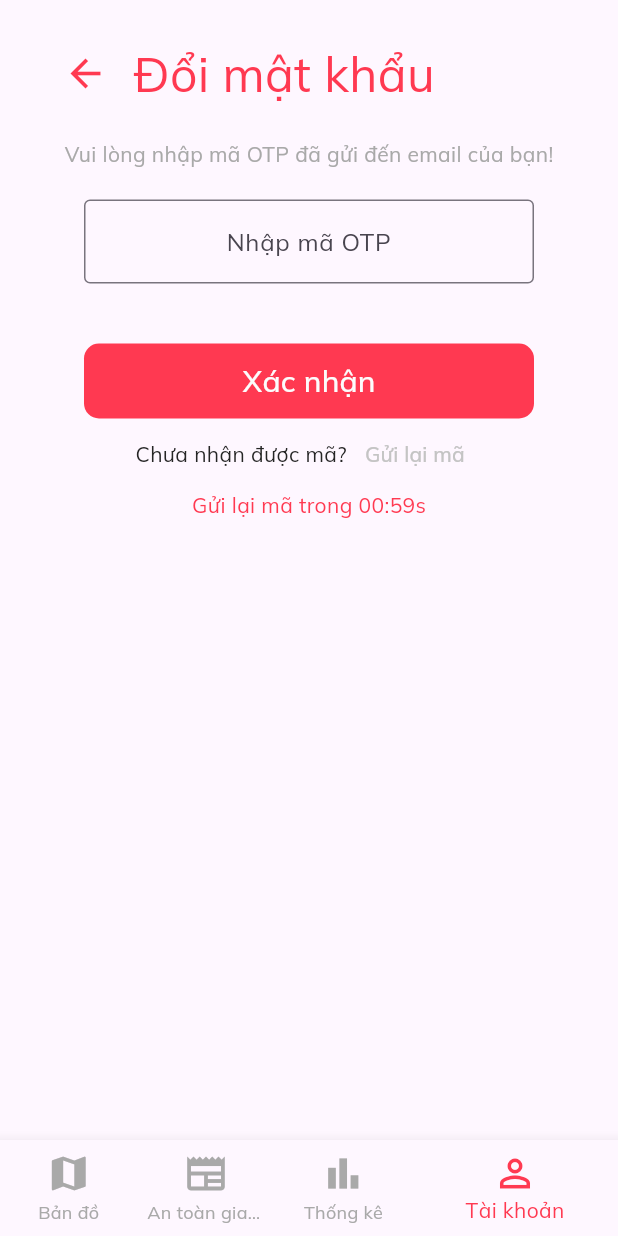
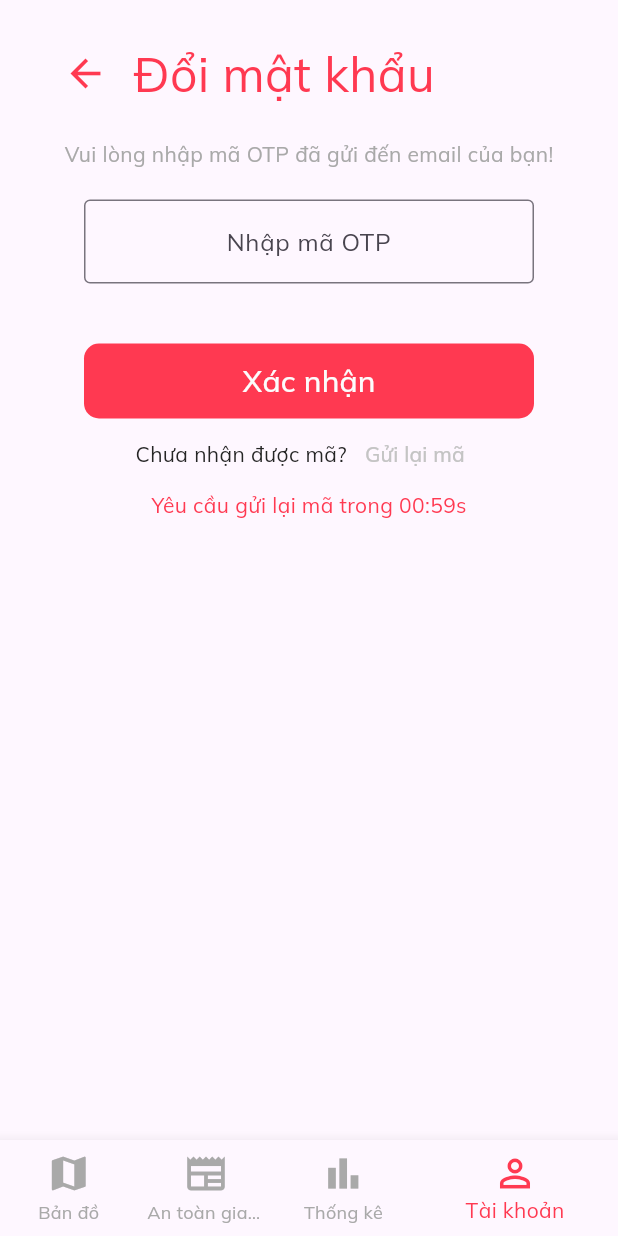
Before and after one commit to thuong22092k3/CTMap, a Flutter app: the Confirm screen opened by its route, on a phone screen of 412 x 824 dp. Run offline on Flutter 3.47's test engine with Material 3 defaults, Android fonts, the phone set to English and light mode, and no system bars; our stand-ins replace fl_chart, flutter_map, flutter_riverpod, flutter_typeahead, geolocator, go_router and 4 more; missing offline and left inert: flutter_map_marker_cluster, webfeed; accounts and stored records are empty; network calls fail.

Commit message:
FIX - Fig bug no 11

```diff
--- a/ctmap/lib/pages/screens/Authentication/confirm.dart
+++ b/ctmap/lib/pages/screens/Authentication/confirm.dart
@@ -1,4 +1,5 @@
 import 'dart:async';
+
 import 'package:ctmap/pages/routes/routes.dart';
 import 'package:flutter/material.dart';
 import 'package:flutter_riverpod/flutter_riverpod.dart';
@@ -230,7 +231,7 @@ class _ConfirmState extends ConsumerState<Confirm> {
               ],
             ),
             Text(
-              'Gửi lại mã trong 00:${_remainingTime.toString().padLeft(2, '0')}s',
+              'Yêu cầu gửi lại mã trong 00:${_remainingTime.toString().padLeft(2, '0')}s',
               style: TextStyle(
                 fontSize: 14,
                 color: _remainingTime > 0 ? AppColors.red : AppColors.gray,
--- a/ctmap/lib/pages/screens/Home_Map/edit_sheet.dart
+++ b/ctmap/lib/pages/screens/Home_Map/edit_sheet.dart
@@ -1,6 +1,7 @@
 import 'package:ctmap/assets/colors/colors.dart';
 import 'package:ctmap/assets/icons/icons.dart';
 import 'package:ctmap/data/type.dart';
+import 'package:ctmap/pages/routes/routes.dart';
 import 'package:ctmap/pages/screens/Home_Map/home_map.dart';
 import 'package:ctmap/services/api.dart';
 import 'package:ctmap/state_management/user_state.dart';
@@ -9,6 +10,7 @@ import 'package:ctmap/widgets/components/Dropdown/Dropdown.dart';
 import 'package:flutter/material.dart';
 import 'package:flutter/services.dart';
 import 'package:flutter_map/flutter_map.dart';
+import 'package:go_router/go_router.dart';
 import 'package:intl/intl.dart';
 import 'package:latlong2/latlong.dart';
 import 'package:flutter_riverpod/flutter_riverpod.dart';
@@ -235,7 +237,8 @@ class _EditSheetState extends ConsumerState<EditSheet> {
       };
 
       await updateAccident(id, accidentData);
-      Navigator.push(context, MaterialPageRoute(builder: (context) => Home()));
+      // Navigator.push(context, MaterialPageRoute(builder: (context) => Home()));
+      context.push(RoutePaths.home);
     } catch (e) {
       print('Error: $e');
       showDialog(
--- a/ctmap/lib/pages/screens/Profile/edit_profile.dart
+++ b/ctmap/lib/pages/screens/Profile/edit_profile.dart
@@ -44,10 +44,7 @@ class _EditProfileState extends ConsumerState<EditProfile> {
             _emailController.text,
             ref.read(userStateProvider).password,
           );
-      Navigator.pushReplacement(
-        context,
-        MaterialPageRoute(builder: (context) => Profile()),
-      );
+      context.go(RoutePaths.profile);
     } else {
       print('Update failed: ${result['message']}');
       ScaffoldMessenger.of(context).showSnackBar(
--- a/ctmap/lib/pages/screens/Profile/profile.dart
+++ b/ctmap/lib/pages/screens/Profile/profile.dart
@@ -174,7 +174,8 @@ class Profile extends ConsumerWidget {
                     child: CustomButton(
                       onTap: () {
                         ref.read(userStateProvider.notifier).logOut();
-                        Navigator.pushReplacementNamed(context, '/login');
+                        // Navigator.pushReplacementNamed(context, '/login');
+                        context.go(RoutePaths.login);
                       },
                       btnText: 'Đăng xuất',
                       icon: AppIcons.logout,
```
Also changed, not shown: ctmap/lib/pages/screens/Home_Map/new_sheet.dart (+9 -8 lines).
